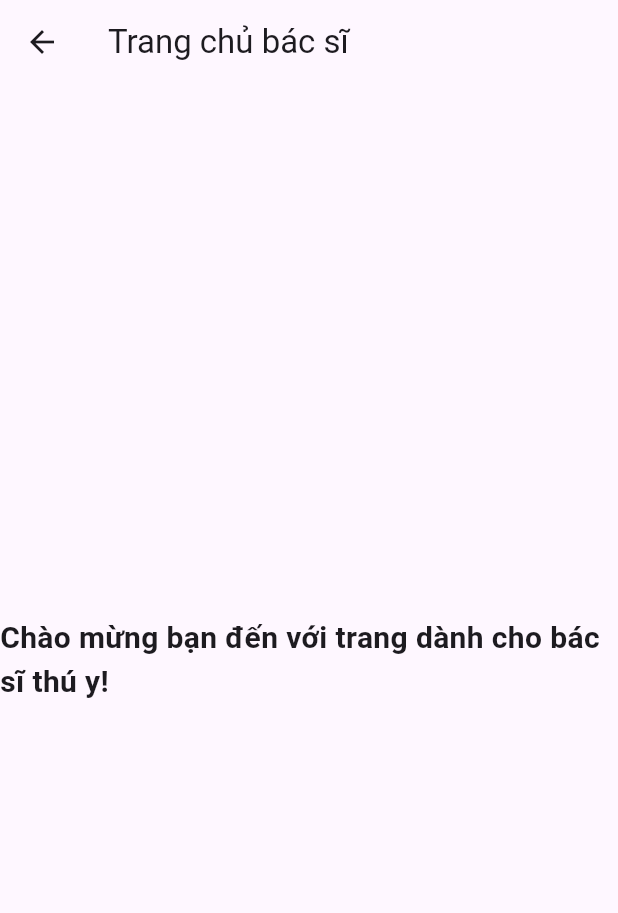
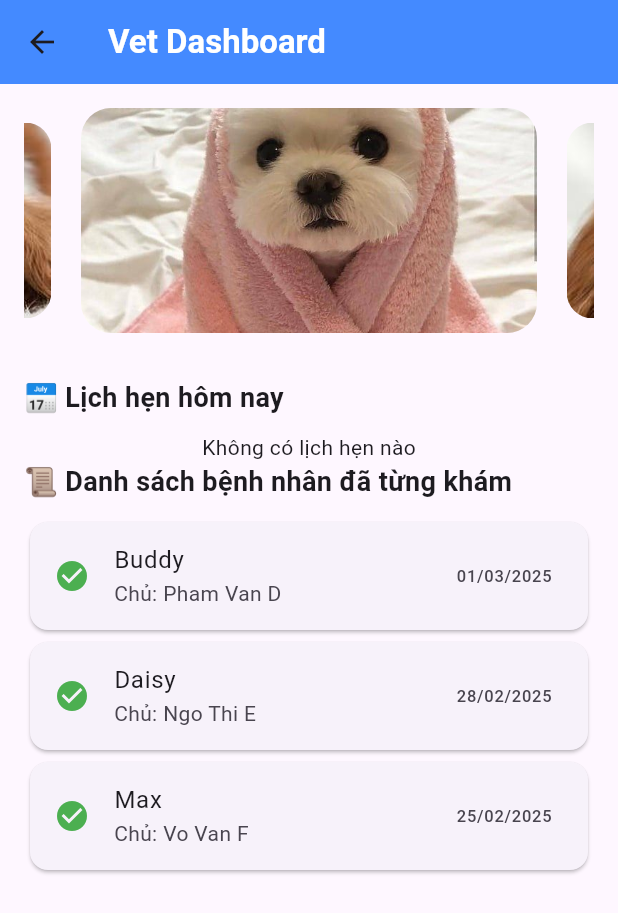
Before and after one commit to ThuDung213/pet-care, a Flutter app: the VetHomeMainScreen screen opened directly, on a phone screen of 412 x 824 dp. Shown: the top 913 px of the screen. Run offline on Flutter 3.47's test engine with Material 3 defaults, Android fonts, the phone set to English and light mode, and no system bars; drawn by our look-alikes of carousel_slider; our stand-ins replace cloud_firestore, firebase_auth, firebase_core, font_awesome_flutter, google_generative_ai, image_picker and 1 more; accounts and stored records are empty; generated files the repository leaves out were written again.

Commit message:
update vet home

```diff
--- a/pet_care/lib/data/repositories/appointment_repository.dart
+++ b/pet_care/lib/data/repositories/appointment_repository.dart
@@ -68,7 +68,7 @@ class AppointmentRepository {
   }
 
   /// Lấy danh sách lịch hẹn của bác sĩ thú y
-  Stream<List<Map<String, dynamic>>> getVetAppointments(String vetId) {
+  Stream<List<Map<String, dynamic>>> getVetAppointments(String? vetId) {
     return appointments
         .where('vetId', isEqualTo: vetId)
         .orderBy('date', descending: false)
--- a/pet_care/lib/features/vet_home/vet_booking_ui/vet_booking_screen.dart
+++ b/pet_care/lib/features/vet_home/vet_booking_ui/vet_booking_screen.dart
@@ -14,8 +14,10 @@ class VetBookingScreen extends StatelessWidget {
   @override
   Widget build(BuildContext context) {
     final String vetId = FirebaseAuth.instance.currentUser?.uid ?? "";
-    final AppointmentRepository appointmentRepository = AppointmentRepository(); // Khởi tạo repository
-    final PetRepository petRepository = PetRepository(); // Khởi tạo PetRepository
+    final AppointmentRepository appointmentRepository =
+        AppointmentRepository(); // Khởi tạo repository
+    final PetRepository petRepository =
+        PetRepository(); // Khởi tạo PetRepository
 
     return Scaffold(
       appBar: AppBar(
@@ -26,7 +28,8 @@ class VetBookingScreen extends StatelessWidget {
             onPressed: () {
               Navigator.push(
                 context,
-                MaterialPageRoute(builder: (context) => const VetEditScheduleScreen()),
+                MaterialPageRoute(
+                    builder: (context) => const VetEditScheduleScreen()),
               );
             },
           ),
@@ -54,13 +57,15 @@ class VetBookingScreen extends StatelessWidget {
               final appointmentId = appointment['id'];
               final userId = appointment['userId'];
               final petId = appointment['petId']; // Lấy petId từ dữ liệu
-              final date = (appointment['date'] as Timestamp).toDate().toString();
+              final date =
+                  (appointment['date'] as Timestamp).toDate().toString();
               final time = appointment['time'];
-              final isConfirmed = appointment['isConfirmed'] ?? false; // Trạng thái xác nhận
+              final isConfirmed =
+                  appointment['isConfirmed'] ?? false; // Trạng thái xác nhận
 
               // Sử dụng StreamBuilder để lấy thông tin thú cưng từ petId
               return StreamBuilder<List<PetModel>>(
-                stream: petRepository.getAllPets(), // Hoặc getUserPets(userId) nếu bạn muốn lọc theo userId
+                stream: petRepository.getAllPets(),
                 builder: (context, petSnapshot) {
                   if (petSnapshot.connectionState == ConnectionState.waiting) {
                     return const ListTile(
@@ -76,7 +81,14 @@ class VetBookingScreen extends StatelessWidget {
                   // Tìm thú cưng có petId trùng khớp
                   final pet = petSnapshot.data!.firstWhere(
                     (pet) => pet.docId == petId,
-                    orElse: () => PetModel(docId: '', petName: '', petBreed: '', imageUrl: '', ownerName: '', gender: '', petType: ''), // Giá trị mặc định nếu không tìm thấy
+                    orElse: () => PetModel(
+                        docId: '',
+                        petName: '',
+                        petBreed: '',
+                        imageUrl: '',
+                        ownerName: '',
+                        gender: '',
+                        petType: ''), // Giá trị mặc định nếu không tìm thấy
                   );
 
                   return GestureDetector(
@@ -85,26 +97,32 @@ class VetBookingScreen extends StatelessWidget {
                       Navigator.push(
                         context,
                         MaterialPageRoute(
-                          builder: (context) => PetProfileScreen(petId: petId, isVet: true),
+                          builder: (context) =>
+                              PetProfileScreen(petId: petId, isVet: true),
                         ),
                       );
                     },
                     child: Card(
-                      margin: const EdgeInsets.symmetric(horizontal: 10, vertical: 5),
+                      margin: const EdgeInsets.symmetric(
+                          horizontal: 10, vertical: 5),
                       child: ListTile(
                         leading: CircleAvatar(
                           backgroundImage: pet.imageUrl.isNotEmpty
-                              ? NetworkImage(pet.imageUrl) // Hiển thị hình ảnh từ URL
+                              ? NetworkImage(
+                                  pet.imageUrl) // Hiển thị hình ảnh từ URL
                               : null, // Nếu không có hình ảnh
                           child: pet.imageUrl.isEmpty
-                              ? const Icon(Icons.pets) // Biểu tượng mặc định nếu không có hình ảnh
+                              ? const Icon(Icons
+                                  .pets) // Biểu tượng mặc định nếu không có hình ảnh
                               : null,
                         ),
                         title: Text("Lịch hẹn với: ${pet.petName}"),
                         subtitle: Text("Ngày: $date - Giờ: $time"),
                         trailing: ElevatedButton(
                           style: ElevatedButton.styleFrom(
-                            backgroundColor: isConfirmed ? Colors.green : Colors.blue, // Màu nền của nút
+                            backgroundColor: isConfirmed
+                                ? Colors.green
+                                : Colors.blue, // Màu nền của nút
                             foregroundColor: Colors.white, // Màu chữ của nút
                           ),
                           onPressed: isConfirmed
@@ -116,7 +134,8 @@ class VetBookingScreen extends StatelessWidget {
                                     userId,
                                     vetId,
                                     petId,
-                              DateTime.parse(date), // Chuyển đổi date thành DateTime
+                                    DateTime.parse(
+                                        date), // Chuyển đổi date thành DateTime
                                   );
                                 },
                           child: Text(isConfirmed ? "Đã xác nhận" : "Xác nhận"),
@@ -146,7 +165,8 @@ class VetBookingScreen extends StatelessWidget {
       builder: (context) {
         return AlertDialog(
           title: const Text("Xác nhận lịch hẹn"),
-          content: const Text("Bạn có chắc chắn muốn xác nhận lịch hẹn này không?"),
+          content:
+              const Text("Bạn có chắc chắn muốn xác nhận lịch hẹn này không?"),
           actions: [
             TextButton(
               onPressed: () => Navigator.pop(context),
@@ -162,11 +182,13 @@ class VetBookingScreen extends StatelessWidget {
               ),
               onPressed: () async {
                 // Xác nhận lịch hẹn
-                final AppointmentRepository appointmentRepository = AppointmentRepository();
+                final AppointmentRepository appointmentRepository =
+                    AppointmentRepository();
                 await appointmentRepository.confirmAppointment(appointmentId);
 
                 // Tạo PetRecord rỗng
-                final VetRecordRepository vetRecordRepository = VetRecordRepository();
+                final VetRecordRepository vetRecordRepository =
+                    VetRecordRepository();
                 await vetRecordRepository.createPetRecord(
                   userId: userId,
                   vetId: vetId,
@@ -180,7 +202,9 @@ class VetBookingScreen extends StatelessWidget {
 
                 // Hiển thị thông báo thành công
                 ScaffoldMessenger.of(context).showSnackBar(
-                  const SnackBar(content: Text("Lịch hẹn đã được xác nhận và PetRecord đã được tạo!")),
+                  const SnackBar(
+                      content: Text(
+                          "Lịch hẹn đã được xác nhận và PetRecord đã được tạo!")),
                 );
               },
               child: const Text("Có"),
--- a/pet_care/lib/features/vet_home/vet_home_ui/vet_home_main_screen.dart
+++ b/pet_care/lib/features/vet_home/vet_home_ui/vet_home_main_screen.dart
@@ -1,14 +1,122 @@
+import 'package:firebase_auth/firebase_auth.dart';
 import 'package:flutter/material.dart';
+import 'package:carousel_slider/carousel_slider.dart';
+import 'package:pet_care/data/model/pet_list.dart';
+import 'package:pet_care/data/repositories/appointment_repository.dart';
+import 'package:pet_care/data/repositories/pet_repository.dart';
 
 class VetHomeMainScreen extends StatelessWidget {
+  final FirebaseAuth _auth = FirebaseAuth.instance;
+  final AppointmentRepository _appointmentRepository = AppointmentRepository();
+  final PetRepository _petRepository =
+      PetRepository(); // Initialize PetRepository
+
+  final List<String> newsBanners = [
+    "assets/dogslide.jpg",
+    "assets/dogslide2.jpg",
+  ];
+
+  final List<Map<String, String>> pastPatients = [
+    {"name": "Buddy", "owner": "Pham Van D", "date": "01/03/2025"},
+    {"name": "Daisy", "owner": "Ngo Thi E", "date": "28/02/2025"},
+    {"name": "Max", "owner": "Vo Van F", "date": "25/02/2025"},
+  ];
+
   @override
   Widget build(BuildContext context) {
+    String? vetId = _auth.currentUser?.uid;
     return Scaffold(
-      appBar: AppBar(title: Text('Trang chủ bác sĩ')),
-      body: Center(
-        child: Text(
-          'Chào mừng bạn đến với trang dành cho bác sĩ thú y!',
-          style: TextStyle(fontSize: 20, fontWeight: FontWeight.bold),
+      appBar: AppBar(
+        title: Text("Vet Dashboard",
+            style: TextStyle(fontWeight: FontWeight.bold, color: Colors.white)),
+        backgroundColor: Colors.blueAccent,
+      ),
+      body: SingleChildScrollView(
+        padding: EdgeInsets.all(16),
+        child: Column(
+          crossAxisAlignment: CrossAxisAlignment.start,
+          children: [
+            // News Banner
+            CarouselSlider(
+              options: CarouselOptions(
+                height: 150,
+                autoPlay: true,
+                enlargeCenterPage: true,
+              ),
+              items: newsBanners.map((image) {
+                return ClipRRect(
+                  borderRadius: BorderRadius.circular(20),
+                  child: Image.asset(image,
+                      fit: BoxFit.cover, width: double.infinity),
+                );
+              }).toList(),
+            ),
+            SizedBox(height: 30),
+
+            // Appointments Section
+            Text("📅 Lịch hẹn hôm nay",
+                style: TextStyle(fontWeight: FontWeight.bold, fontSize: 18)),
+            SizedBox(height: 10),
+
+            StreamBuilder<List<Map<String, dynamic>>>(
+              stream: _appointmentRepository.getVetAppointments(vetId),
+              builder: (context, snapshot) {
+                if (snapshot.connectionState == ConnectionState.waiting) {
+                  return Center(child: CircularProgressIndicator());
+                } else if (snapshot.hasError) {
+                  return Center(child: Text("Lỗi khi tải dữ liệu"));
+                } else if (!snapshot.hasData || snapshot.data!.isEmpty) {
+                  return Center(child: Text("Không có lịch hẹn nào"));
+                }
+
+                List<Map<String, dynamic>> appointments = snapshot.data!;
+                return Column(
+                  children: appointments.map((appt) {
+                    String petId = appt['petId']; // Get petId
+
+                    return FutureBuilder<PetModel?>(
+                      future:
+                          _petRepository.getPetById(petId), // Fetch pet info
+                      builder: (context, petSnapshot) {
+                        if (petSnapshot.connectionState ==
+                            ConnectionState.waiting) {
+                          return CircularProgressIndicator();
+                        }
+                        if (!petSnapshot.hasData) {
+                          return ListTile(
+                            title: Text("Không tìm thấy thú cưng"),
+                            subtitle: Text("Chủ: ${appt['owner']}"),
+                          );
+                        }
+
+                        PetModel pet = petSnapshot.data!;
+                        return Card(
+                          child: ListTile(
+                            leading: Icon(Icons.pets, color: Colors.blueAccent),
+                            title: Text("${pet.petName}"), // Show petName
+                            subtitle: Text("Chủ: ${pet.ownerName}"),
+                            trailing: Text("${appt['time']}",
+                                style: TextStyle(fontWeight: FontWeight.bold)),
+                          ),
+                        );
+                      },
+                    );
+                  }).toList(),
+                );
+              },
+            ),
+            Text("📜 Danh sách bệnh nhân đã từng khám",
+                style: TextStyle(fontWeight: FontWeight.bold, fontSize: 18)),
+            SizedBox(height: 10),
+            ...pastPatients.map((patient) => Card(
+                  child: ListTile(
+                    leading: Icon(Icons.check_circle, color: Colors.green),
+                    title: Text("${patient['name']}"),
+                    subtitle: Text("Chủ: ${patient['owner']}"),
+                    trailing: Text("${patient['date']}"),
+                  ),
+                )),
+          ],
         ),
       ),
     );
--- a/pet_care/pubspec.yaml
+++ b/pet_care/pubspec.yaml
@@ -44,6 +44,7 @@ dependencies:
 #  intl: ^0.20.2
   google_generative_ai: ^0.4.6
   flutter_dotenv: ^5.2.1
+  carousel_slider: ^5.0.0
 
 dev_dependencies:
   flutter_test:
```
Also changed, not shown: pet_care/assets/dogslide.jpg (added), pet_care/assets/dogslide2.jpg (added), pet_care/pubspec.lock, 12 other files. Lines whose indentation alone changed are shown as unchanged.
